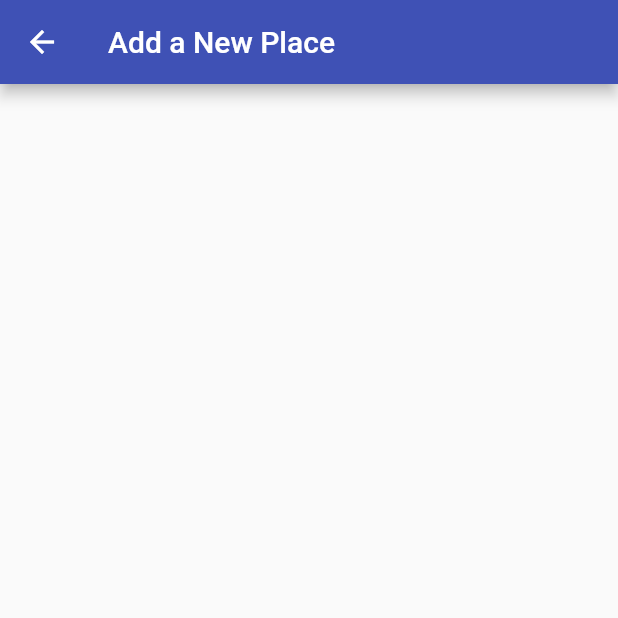
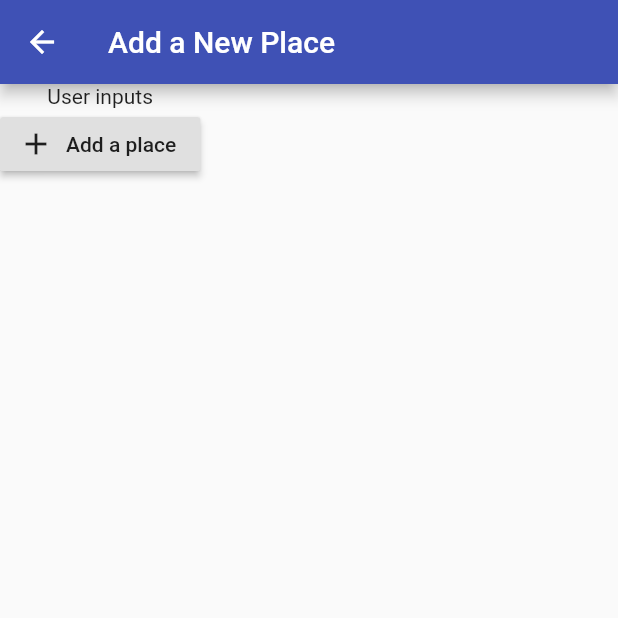
Before and after one commit to crew-guy/places_app, a Flutter app: the AddPlaceScreen screen opened directly, on a phone screen of 412 x 824 dp, the top half of it. Run offline on Flutter 3.47's test engine with Material 2 defaults, Android fonts, the phone set to English and light mode, and no system bars.

Commit message:
raised button

```diff
--- a/lib/screens/add_place_screen.dart
+++ b/lib/screens/add_place_screen.dart
@@ -11,9 +11,15 @@ class _AddPlaceScreenState extends State<AddPlaceScreen> {
   @override
   Widget build(BuildContext context) {
     return Scaffold(
-      appBar: AppBar(
-        title: Text('Add a New Place'),
-      ),
-    );
+        appBar: AppBar(
+          title: Text('Add a New Place'),
+        ),
+        body: Column(children: [
+          Text('User inputs'),
+          RaisedButton.icon(
+              icon: Icon(Icons.add),
+              onPressed: () {},
+              label: Text('Add a place'))
+        ]));
   }
 }
```
